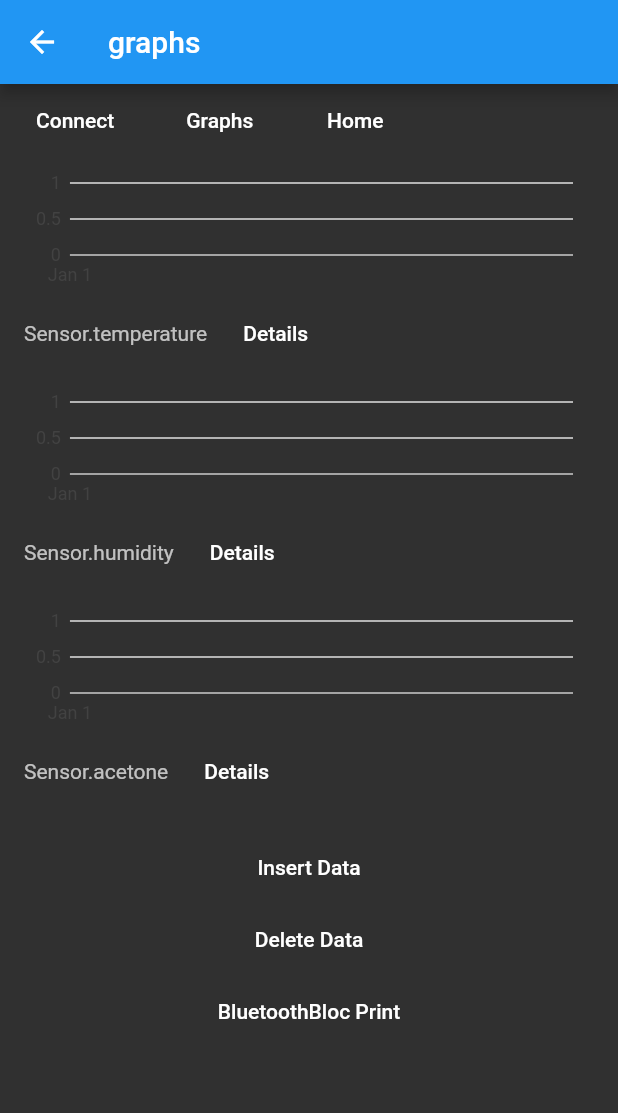
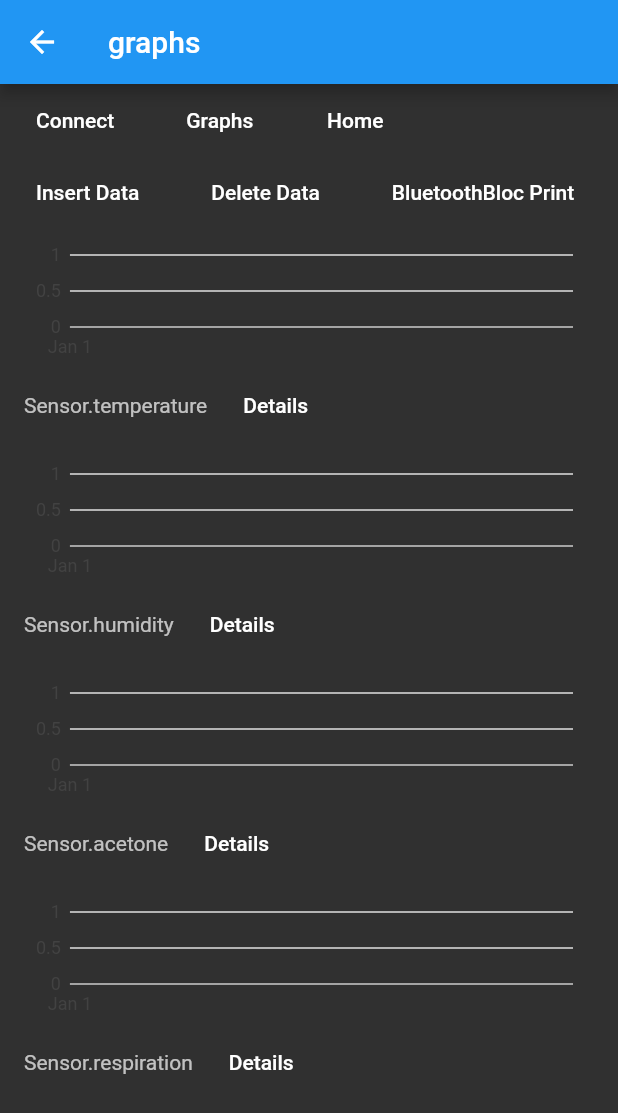
Before and after one commit to pseudoincorrect/Smart_mask, a Flutter app: the FindDevicesScreen screen opened directly, after a tap on "Graphs", on a phone screen of 412 x 824 dp. Shown: the top 1113 px of the screen. Run offline on Flutter 3.47's test engine with Material 2 defaults, Android fonts, the phone set to English and light mode, and no system bars; our stand-ins replace charts_flutter, flutter_blue, rxdart, sqflite; accounts and stored records are empty.

Commit message:
Print bluetooth sensor value and added mock ADC on embedded sys

```diff
--- a/Mobile_app/mask/lib/src/blocs/sensor_data/sensor_data_bloc.dart
+++ b/Mobile_app/mask/lib/src/blocs/sensor_data/sensor_data_bloc.dart
@@ -6,28 +6,28 @@ import 'package:mask/src/repositories/sensor_data_repo.dart';
 class SensorDataBloc {
   final _sensorDataRepo = SensorDataRepository();
 
-  Map<Sensor, BehaviorSubject<List<SensorData>>> _SensorDataSubjects = Map();
-  Map<Sensor, Stream<List<SensorData>>> _SensorDataStreams = Map();
+  Map<Sensor, BehaviorSubject<List<SensorData>>> _sensorDataSubjects = Map();
+  Map<Sensor, Stream<List<SensorData>>> _sensorDataStreams = Map();
 
   SensorDataBloc() {
     for (var i = 0; i < Sensor.values.length; i++) {
-      _SensorDataSubjects[Sensor.values[i]] =
+      _sensorDataSubjects[Sensor.values[i]] =
           BehaviorSubject<List<SensorData>>();
 
-      _SensorDataStreams[Sensor.values[i]] =
-          _SensorDataSubjects[Sensor.values[i]].stream;
+      _sensorDataStreams[Sensor.values[i]] =
+          _sensorDataSubjects[Sensor.values[i]].stream;
     }
   }
 
   getSensorData(Sensor sensor, {List<DateTime> interval}) async {
-    _SensorDataSubjects[sensor].sink.add(await _sensorDataRepo.getSensorData(
+    _sensorDataSubjects[sensor].sink.add(await _sensorDataRepo.getSensorData(
           sensor,
           interval: interval,
         ));
   }
 
   Stream<List<SensorData>> getStream(Sensor sensor) {
-    return _SensorDataStreams[sensor];
+    return _sensorDataStreams[sensor];
   }
 
   addSensorData(SensorData sensorData) async {
@@ -40,7 +40,7 @@ class SensorDataBloc {
 
   dispose() {
     for (var i = 0; i < Sensor.values.length; i++) {
-      _SensorDataSubjects[Sensor.values[i]].close();
+      _sensorDataSubjects[Sensor.values[i]].close();
     }
   }
 }
--- a/Mobile_app/mask/lib/src/database/models/sensor_model.dart
+++ b/Mobile_app/mask/lib/src/database/models/sensor_model.dart
@@ -1,4 +1,4 @@
-enum Sensor { temperature, humidity, acetone }
+enum Sensor { temperature, humidity, acetone, respiration }
 
 Sensor sensorStringToEnum(String sensor) {
   switch (sensor) {
@@ -10,6 +10,9 @@ Sensor sensorStringToEnum(String sensor) {
       break;
     case 'Sensor.acetone':
       return Sensor.acetone;
+      break;
+    case 'Sensor.respiration':
+      return Sensor.respiration;
       break;
     default:
       {
--- a/Mobile_app/mask/lib/src/screens/graphs.dart
+++ b/Mobile_app/mask/lib/src/screens/graphs.dart
@@ -10,7 +10,7 @@ import 'package:mask/src/widgets/graph/line_graph.dart';
 import 'package:mask/src/database/models/sensor_model.dart';
 import 'package:mask/src/widgets/navigation_buttons.dart';
 
-final num graphsHeight = 450.0;
+final num graphsHeight = 600.0;
 Duration windowInterval = Duration(seconds: 10);
 Duration refreshInterval = Duration(seconds: 1);
 
@@ -19,14 +19,15 @@ Widget graphs() {
     appBar: AppBar(
       title: const Text("graphs"),
     ),
-    body: ListView(
+    body: Column(
       children: <Widget>[
         NavigationButtons(),
+        DbControlButtons(),
+//        RefreshingGraph(),
         SizedBox(
-          height: graphsHeight,
+          height: 600.0,
           child: RefreshingGraph(),
         ),
-        DbControlButtons(),
       ],
     ),
   );
@@ -46,7 +47,7 @@ class _RefreshingGraphState extends State<RefreshingGraph> {
     sensorDataBloc = SensorDataProvider.of(context);
 
     return ListView.builder(
-      physics: const NeverScrollableScrollPhysics(),
+//      physics: const NeverScrollableScrollPhysics(),
       itemCount: Sensor.values.length,
       itemBuilder: (context, index) {
         Sensor sensor = Sensor.values[index];
@@ -69,7 +70,7 @@ class _RefreshingGraphState extends State<RefreshingGraph> {
                   return Text('ConnectionWaiting');
                 case ConnectionState.active:
                   return SizedBox(
-                    height: graphsHeight / (Sensor.values.length + 2),
+                    height: 90.0,
                     child: LineChart.withSampleData(
                       _parseSensorData(snapshot.data, sensor),
                     ),
@@ -77,7 +78,7 @@ class _RefreshingGraphState extends State<RefreshingGraph> {
                 case ConnectionState.done:
                   return Text('ConnectionDone');
               }
-              return null; // unreachable}, ),;
+              return Text('Problem');
             },
           ),
         );
--- a/Mobile_app/mask/lib/src/widgets/db_control_buttons.dart
+++ b/Mobile_app/mask/lib/src/widgets/db_control_buttons.dart
@@ -23,7 +23,7 @@ class _DbControlButtonsState extends State<DbControlButtons> {
   Widget build(BuildContext context) {
     bluetoothBloc = BluetoothProvider.of(context);
     sensorDataBloc = SensorDataProvider.of(context);
-    return Column(
+    return Row(
       children: <Widget>[
         FlatButton(
           onPressed: () => insertDataButton(context),
@@ -56,10 +56,8 @@ class _DbControlButtonsState extends State<DbControlButtons> {
     var timestamp = DateTime.now().millisecondsSinceEpoch;
     Sensor sensorName;
 
-    int rand = rng.nextInt(3);
-    sensorName = rand == 0
-        ? Sensor.temperature
-        : rand == 1 ? Sensor.humidity : Sensor.acetone;
+    int rand = rng.nextInt(Sensor.values.length);
+    sensorName = Sensor.values[rand];
 
     SensorData sensorData = SensorData(
       value: value,
```
